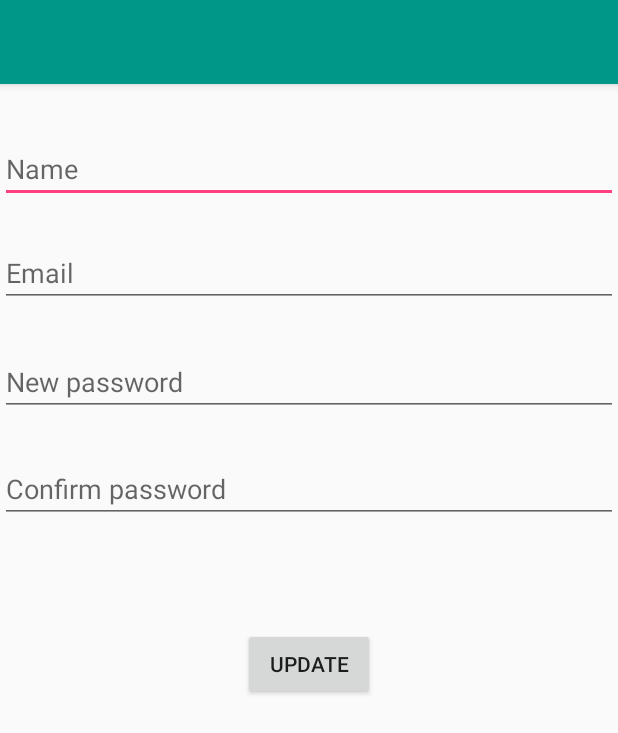
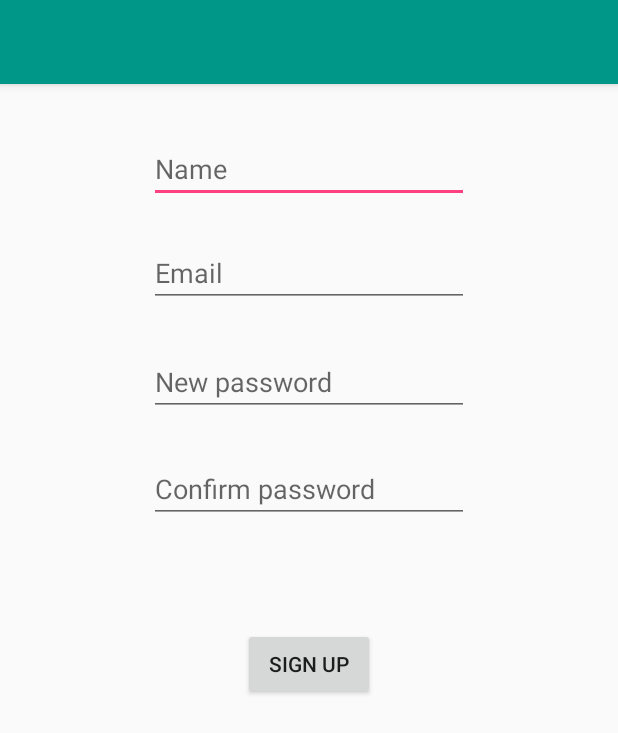
Before and after one commit to dtancs/Dapp-Android, an Android app: the layout activity_signup.xml on its own in the app's theme, with its tools: preview values and no code run, on a phone screen of 412 x 824 dp. Shown: the top 733 px of the screen. Run offline under Robolectric (Android 15) with nearby library versions, the phone set to English and light mode, and no system bars; network calls fail.

Commit message:
Add SignupActivity

```diff
--- a/app/src/main/AndroidManifest.xml
+++ b/app/src/main/AndroidManifest.xml
@@ -25,7 +25,8 @@
         <activity android:name=".FeedActivity" />
         <activity android:name=".BaseActivity" />
         <activity android:name=".NewMicropostActivity" />
-        <activity android:name=".SettingsActivity"></activity>
+        <activity android:name=".SettingsActivity" />
+        <activity android:name=".SignupActivity"></activity>
     </application>
 
 </manifest>
--- a/app/src/main/java/com/tancs/dapp/LoginActivity.java
+++ b/app/src/main/java/com/tancs/dapp/LoginActivity.java
@@ -44,6 +44,11 @@
 
     public void clickLogin(View view) {
         requestAuthentication();
+    }
+
+    public void clickSignup(View view){
+        Intent intent = new Intent(getBaseContext(), SignupActivity.class);
+        startActivity(intent);
     }
 
     private void requestAuthentication() {
--- a/app/src/main/res/layout/activity_settings.xml
+++ b/app/src/main/res/layout/activity_signup.xml
@@ -6,8 +6,8 @@
     <include layout="@layout/toolbar_main"/>
 
     <EditText
-        android:id="@+id/edittext_settings_name"
-        android:layout_width="match_parent"
+        android:id="@+id/edittext_signup_name"
+        android:layout_width="wrap_content"
         android:layout_height="wrap_content"
         android:layout_centerHorizontal="true"
         android:layout_marginTop="90dp"
@@ -17,12 +17,12 @@
         android:text="" />
 
     <EditText
-        android:id="@+id/edittext_setting_email"
-        android:layout_width="match_parent"
+        android:id="@+id/edittext_signup_email"
+        android:layout_width="wrap_content"
         android:layout_height="wrap_content"
-        android:layout_alignEnd="@+id/edittext_settings_name"
-        android:layout_alignRight="@+id/edittext_settings_name"
-        android:layout_below="@+id/edittext_settings_name"
+        android:layout_alignEnd="@+id/edittext_signup_name"
+        android:layout_alignRight="@+id/edittext_signup_name"
+        android:layout_below="@+id/edittext_signup_name"
         android:layout_marginTop="24dp"
         android:ems="10"
         android:hint="Email"
@@ -30,37 +30,37 @@
         android:text="" />
 
     <EditText
-        android:id="@+id/edittext_settings_password"
-        android:layout_width="match_parent"
+        android:id="@+id/edittext_signup_password"
+        android:layout_width="wrap_content"
         android:layout_height="wrap_content"
-        android:layout_alignLeft="@+id/edittext_setting_email"
-        android:layout_alignStart="@+id/edittext_setting_email"
-        android:layout_below="@+id/edittext_setting_email"
+        android:layout_alignLeft="@+id/edittext_signup_email"
+        android:layout_alignStart="@+id/edittext_signup_email"
+        android:layout_below="@+id/edittext_signup_email"
         android:layout_marginTop="27dp"
         android:ems="10"
         android:hint="New password"
         android:inputType="textPassword" />
 
     <EditText
-        android:id="@+id/edittext_setting_confirmpassword"
-        android:layout_width="match_parent"
+        android:id="@+id/edittext_signup_confirmpassword"
+        android:layout_width="wrap_content"
         android:layout_height="wrap_content"
-        android:layout_alignLeft="@+id/edittext_settings_password"
-        android:layout_alignStart="@+id/edittext_settings_password"
-        android:layout_below="@+id/edittext_settings_password"
+        android:layout_alignLeft="@+id/edittext_signup_password"
+        android:layout_alignStart="@+id/edittext_signup_password"
+        android:layout_below="@+id/edittext_signup_password"
         android:layout_marginTop="26dp"
         android:ems="10"
         android:hint="Confirm password"
         android:inputType="textPassword" />
 
     <Button
-        android:id="@+id/button_settings_update"
+        android:id="@+id/button_signup_update"
         android:layout_width="wrap_content"
         android:layout_height="wrap_content"
-        android:layout_below="@+id/edittext_setting_confirmpassword"
+        android:layout_below="@+id/edittext_signup_confirmpassword"
         android:layout_centerHorizontal="true"
         android:layout_marginTop="70dp"
-        android:onClick="clickLogin"
-        android:text="Update" />
+        android:onClick="clickSignup"
+        android:text="Sign up" />
 
 </RelativeLayout>
```
Also changed, not shown: app/src/main/java/com/tancs/dapp/SignupActivity.java (added, +161 -0 lines), app/src/main/res/layout/activity_login.xml (+6 -5 lines).
